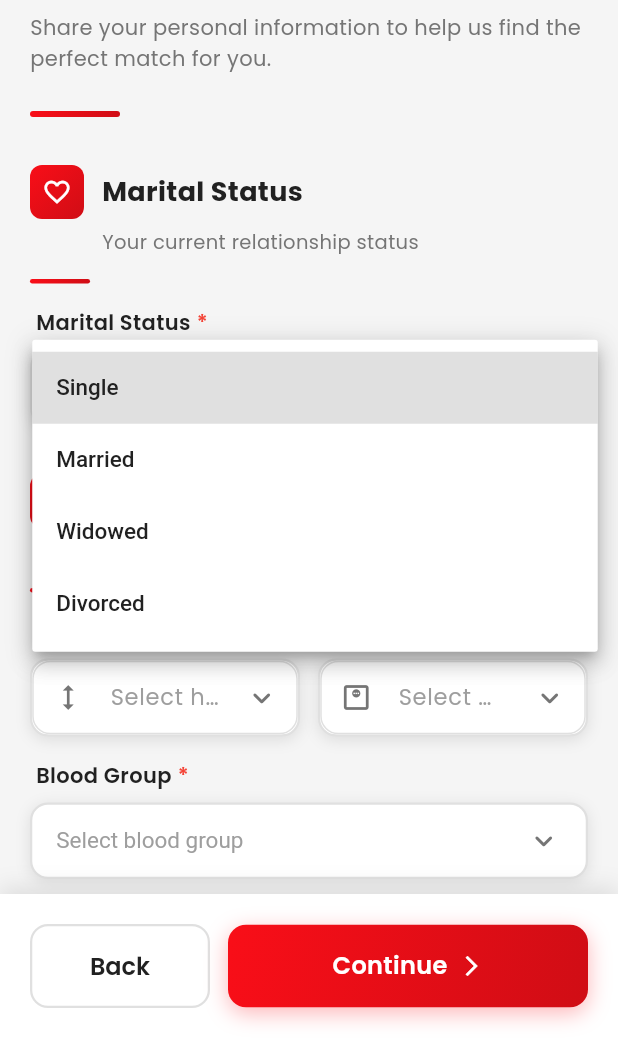
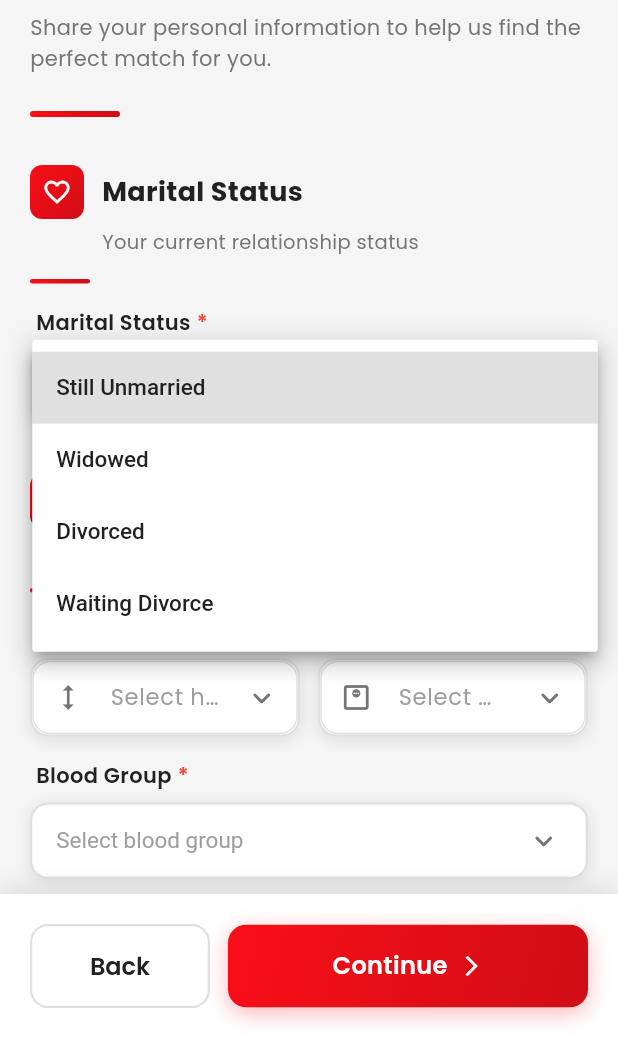
Before and after one commit to marriagestationpvtltd-lang/maapk, a Flutter app: the PersonalDetailsPage screen opened directly, after a tap on "Select marital status", on a phone screen of 412 x 824 dp, the part 198-1236 px from its top. Run offline on Flutter 3.47's test engine with Material 3 defaults, Android fonts, the phone set to English and light mode, and no system bars; our stand-ins replace audioplayers, cached_network_image, cloud_firestore, connectivity_plus, country_code_picker, file_picker and 15 more; missing offline and left inert: agora_rtc_engine; accounts and stored records are empty.

Commit message:
feat: update marital status options and add document upload requirement in My Profile
Agent-Logs-Url: https://github.com/marriagestationpvtltd-lang/maapk/sessions/f0b6cd4d-c6a9-44c2-8d2f-d16d330f4ba5

Co-authored-by: marriagestationpvtltd-lang <254104945+marriagestationpvtltd-lang@users.noreply.github.com>

```diff
--- a/msfinal/lib/Auth/Screen/Edit/3edit.dart
+++ b/msfinal/lib/Auth/Screen/Edit/3edit.dart
@@ -35,10 +35,10 @@ class _PersonalDetailsPageeState extends State<PersonalDetailsPagee> {
 
   // Dropdown options
   final List<String> _maritalStatusOptions = [
-    'Single',
-    'Married',
+    'Still Unmarried',
     'Widowed',
     'Divorced',
+    'Waiting Divorce',
   ];
 
   final List<String> _bloodGroupOptions = [
@@ -369,7 +369,8 @@ class _PersonalDetailsPageeState extends State<PersonalDetailsPagee> {
 
                     const SizedBox(height: 10),
                     if (_selectedMaritalStatus == 'Divorced' ||
-                        _selectedMaritalStatus == 'Widowed') ...[
+                        _selectedMaritalStatus == 'Widowed' ||
+                        _selectedMaritalStatus == 'Waiting Divorce') ...[
                       const SizedBox(height: 8),
                       _buildSectionTitle("Children Status"),
                       const SizedBox(height: 8),
--- a/msfinal/lib/Auth/Screen/Edit/Personal.dart
+++ b/msfinal/lib/Auth/Screen/Edit/Personal.dart
@@ -35,10 +35,10 @@ class _PersonalDetailsPageEditState extends State<PersonalDetailsPageEdit> {
 
   // Dropdown options
   final List<String> _maritalStatusOptions = [
-    'Single',
-    'Married',
+    'Still Unmarried',
     'Widowed',
     'Divorced',
+    'Waiting Divorce',
   ];
 
   final List<String> _bloodGroupOptions = [
@@ -163,7 +163,7 @@ class _PersonalDetailsPageEditState extends State<PersonalDetailsPageEdit> {
 
 
                   const SizedBox(height: 10),
-                  if (_selectedMaritalStatus == 'Divorced' || _selectedMaritalStatus == 'Widowed') ...[
+                  if (_selectedMaritalStatus == 'Divorced' || _selectedMaritalStatus == 'Widowed' || _selectedMaritalStatus == 'Waiting Divorce') ...[
                     //   _buildSectionTitle("Children Status?"),
                     const SizedBox(height: 8),
                     _buildSectionTitle("Children Status"),
--- a/msfinal/lib/Auth/Screen/signupscreen2.dart
+++ b/msfinal/lib/Auth/Screen/signupscreen2.dart
@@ -51,10 +51,10 @@ class _PersonalDetailsPageState extends State<PersonalDetailsPage>
 
   // Dropdown options
   final List<String> _maritalStatusOptions = [
-    'Single',
-    'Married',
+    'Still Unmarried',
     'Widowed',
     'Divorced',
+    'Waiting Divorce',
   ];
 
   final List<String> _bloodGroupOptions = [
@@ -126,7 +126,7 @@ class _PersonalDetailsPageState extends State<PersonalDetailsPage>
         'bloodGroup': _selectedBloodGroup == null ? 'Please select blood group' : null,
         'complexion': _selectedComplexion == null ? 'Please select complexion' : null,
         'bodyType': _selectedBodyType == null ? 'Please select body type' : null,
-        'childStatus': (_selectedMaritalStatus == 'Divorced' || _selectedMaritalStatus == 'Widowed')
+        'childStatus': (_selectedMaritalStatus == 'Divorced' || _selectedMaritalStatus == 'Widowed' || _selectedMaritalStatus == 'Waiting Divorce')
             && _childStatus.isEmpty ? 'Please select children status' : null,
         'childLiveWith': (_childStatus == 'One' || _childStatus == 'Two +')
             && _childLiveWith.isEmpty ? 'Please select where children live' : null,
@@ -283,8 +283,8 @@ class _PersonalDetailsPageState extends State<PersonalDetailsPage>
                       if (_hasValidationErrors) {
                         _fieldErrors['maritalStatus'] = null;
                       }
-                      // Reset child status if not divorced/widowed
-                      if (value != 'Divorced' && value != 'Widowed') {
+                      // Reset child status if not divorced/widowed/waiting divorce
+                      if (value != 'Divorced' && value != 'Widowed' && value != 'Waiting Divorce') {
                         _childStatus = '';
                         _childLiveWith = '';
                       }
@@ -292,8 +292,8 @@ class _PersonalDetailsPageState extends State<PersonalDetailsPage>
                   },
                 ),
 
-                // Children Status (only for Divorced/Widowed)
-                if (_selectedMaritalStatus == 'Divorced' || _selectedMaritalStatus == 'Widowed') ...[
+                // Children Status (only for Divorced/Widowed/Waiting Divorce)
+                if (_selectedMaritalStatus == 'Divorced' || _selectedMaritalStatus == 'Widowed' || _selectedMaritalStatus == 'Waiting Divorce') ...[
                   const SizedBox(height: 24),
 
                   Column(
```
Also changed, not shown: msfinal/lib/profile/myprofile.dart (+153 -0 lines).
